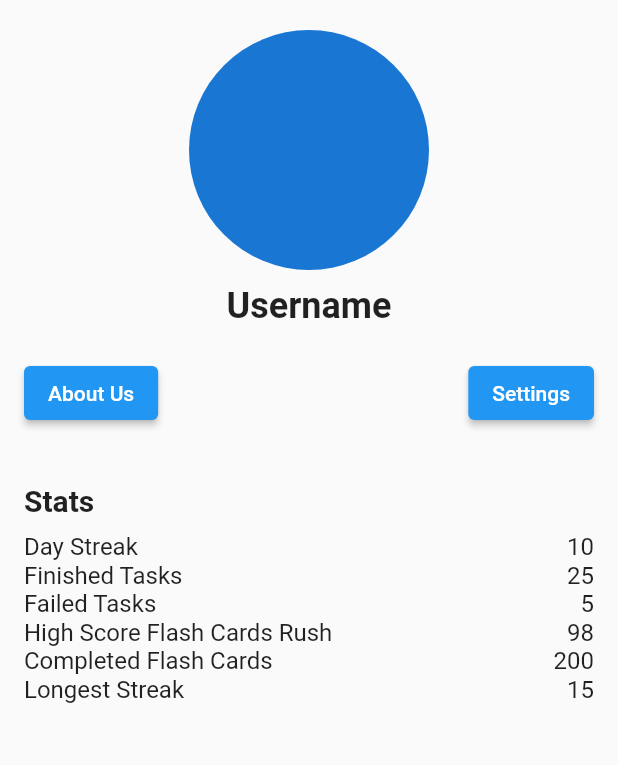
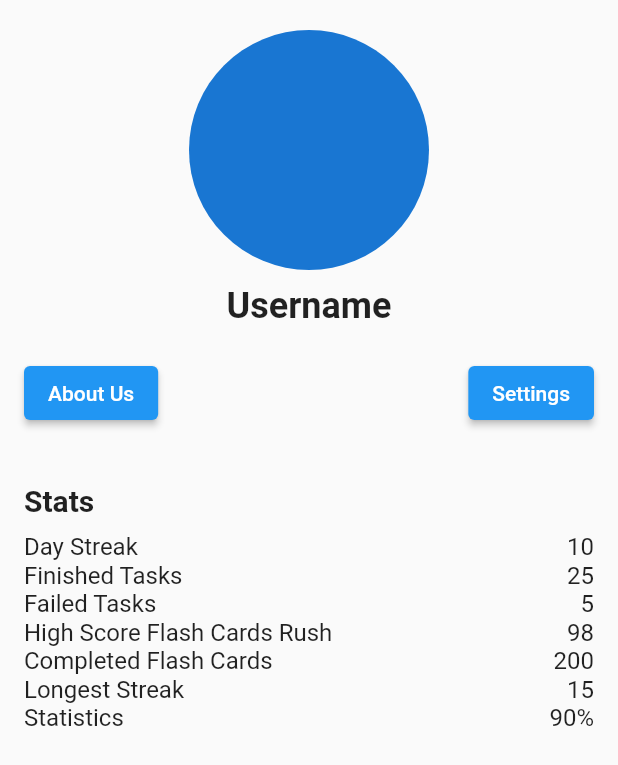
Before and after one commit to Kenayv/ProjektHackHeroes, a Flutter app: the AccountPage screen opened directly, on a phone screen of 412 x 824 dp. Shown: the top 765 px of the screen. Run offline on Flutter 3.47's test engine with Material 2 defaults, Android fonts, the phone set to English and light mode, and no system bars; our stand-ins replace shared_preferences; accounts and stored records are empty.

Commit message:
little fix

```diff
--- a/lib/pages/account_page.dart
+++ b/lib/pages/account_page.dart
@@ -52,6 +52,7 @@ class AccountPage extends StatelessWidget {
                   _buildStatItem('High Score Flash Cards Rush', '98'),
                   _buildStatItem('Completed Flash Cards', '200'),
                   _buildStatItem('Longest Streak', '15'),
+                  _buildStatItem('Statistics', '90%'),
                 ],
               ),
             ),
```
